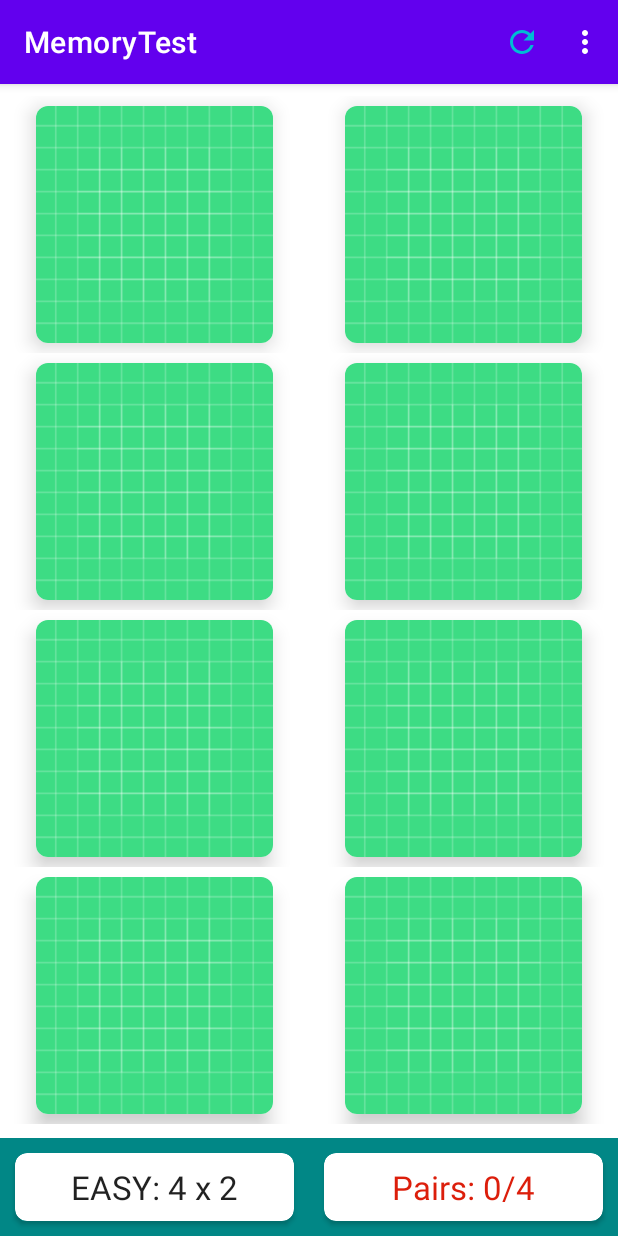
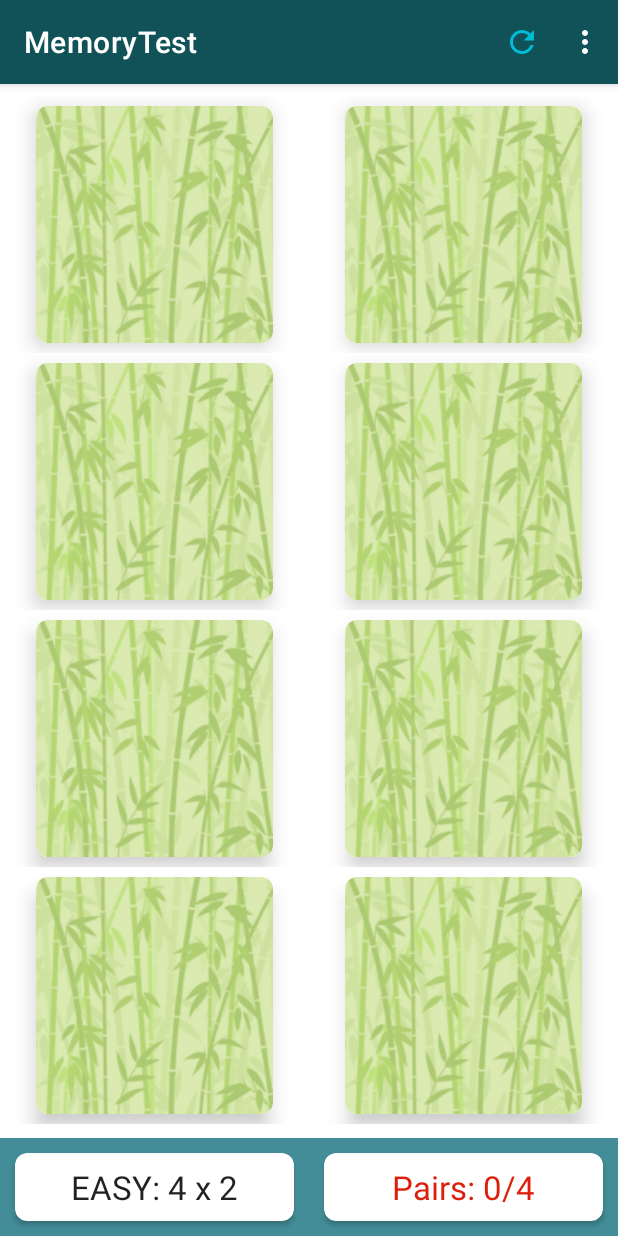
Before and after one commit to Mridul11/MemoryTest, an Android app: the screen it shows after launch (MainActivity), on a phone screen of 412 x 824 dp. Run offline under Robolectric (Android 15) with nearby library versions, the phone set to English and light mode, and no system bars; our stand-ins replace Firebase (no records; nobody signed in at launch, a user with empty details on screens opened directly), Picasso; libraries missing offline, so code that uses them is left out: com.github.jinatonic.confetti.

Commit message:
feat: style and theme changes

```diff
--- a/app/build.gradle
+++ b/app/build.gradle
@@ -47,4 +47,5 @@ dependencies {
     implementation 'com.google.firebase:firebase-storage-ktx'
     implementation 'com.google.firebase:firebase-firestore-ktx'
     implementation 'com.squareup.picasso:picasso:2.8'
+    implementation 'com.github.jinatonic.confetti:confetti:1.1.2'
 }
--- a/app/src/main/AndroidManifest.xml
+++ b/app/src/main/AndroidManifest.xml
@@ -16,6 +16,7 @@
         tools:targetApi="31">
         <activity
             android:name=".CreateActivity"
+            android:screenOrientation="portrait"
             android:exported="false">
             <meta-data
                 android:name="android.app.lib_name"
@@ -23,6 +24,7 @@
         </activity>
         <activity
             android:name=".MainActivity"
+            android:screenOrientation="portrait"
             android:exported="true">
             <intent-filter>
                 <action android:name="android.intent.action.MAIN" />
--- a/app/src/main/java/com/supercoolapps/memorytest/MainActivity.kt
+++ b/app/src/main/java/com/supercoolapps/memorytest/MainActivity.kt
@@ -4,6 +4,7 @@ import android.animation.ArgbEvaluator
 import android.app.Activity
 import android.app.AlertDialog
 import android.content.Intent
+import android.graphics.Color
 import androidx.appcompat.app.AppCompatActivity
 import android.os.Bundle
 import android.util.Log
@@ -18,6 +19,7 @@ import androidx.constraintlayout.widget.ConstraintLayout
 import androidx.core.content.ContextCompat
 import androidx.recyclerview.widget.GridLayoutManager
 import androidx.recyclerview.widget.RecyclerView
+import com.github.jinatonic.confetti.CommonConfetti
 import com.google.android.material.snackbar.Snackbar
 import com.google.firebase.firestore.ktx.firestore
 import com.google.firebase.ktx.Firebase
@@ -233,6 +235,7 @@ class MainActivity : AppCompatActivity() {
             tvPaiMoves.text = "Pairs: ${memoryGame.numOfPairs} / ${boardSize.getNumPairs()}"
             if(memoryGame.haveWonGame()){
                 Snackbar.make(clRoot, "You won!, congratulations!", Snackbar.LENGTH_LONG).show()
+                CommonConfetti.rainingConfetti(clRoot, intArrayOf(Color.YELLOW, Color.GREEN, Color.MAGENTA)).oneShot()
             }
         }
         tvNumMoves.text  = "Moves: ${memoryGame.getNumMoves()}"
--- a/app/src/main/java/com/supercoolapps/memorytest/MemoryBoardAdapter.kt
+++ b/app/src/main/java/com/supercoolapps/memorytest/MemoryBoardAdapter.kt
@@ -58,7 +58,7 @@ class MemoryBoardAdapter(
                     imageButton.setImageResource(memoryCard.identifier)
                 }
             }else{
-                imageButton.setImageResource(R.drawable.ic_launcher_background)
+                imageButton.setImageResource(R.drawable.bamboo)
             }
 
             imageButton.alpha = if (memoryCard.isMatched) .4f else 1.0f
--- a/app/src/main/res/values/colors.xml
+++ b/app/src/main/res/values/colors.xml
@@ -10,4 +10,7 @@
     <color name="color_gray">#E0E0E0</color>
     <color name="color_progress_none">#DC1E0B</color>
     <color name="color_progress_full">#35BA01</color>
+    <color name="green_dark">#115259</color>
+    <color name="green_darkest">#092B2F</color>
+    <color name="green_blue">#428D97</color>
 </resources>
--- a/app/src/main/res/values/themes.xml
+++ b/app/src/main/res/values/themes.xml
@@ -2,12 +2,12 @@
     <!-- Base application theme. -->
     <style name="Theme.MemoryTest" parent="Theme.MaterialComponents.DayNight.DarkActionBar">
         <!-- Primary brand color. -->
-        <item name="colorPrimary">@color/purple_500</item>
-        <item name="colorPrimaryVariant">@color/purple_700</item>
+        <item name="colorPrimary">@color/green_dark</item>
+        <item name="colorPrimaryVariant">@color/green_darkest</item>
         <item name="colorOnPrimary">@color/white</item>
         <!-- Secondary brand color. -->
-        <item name="colorSecondary">@color/teal_200</item>
-        <item name="colorSecondaryVariant">@color/teal_700</item>
+        <item name="colorSecondary">@color/green_blue</item>
+        <item name="colorSecondaryVariant">@color/green_blue</item>
         <item name="colorOnSecondary">@color/black</item>
         <!-- Status bar color. -->
         <item name="android:statusBarColor">?attr/colorPrimaryVariant</item>
```
Also changed, not shown: app/src/main/res/drawable/bamboo.png (added).
